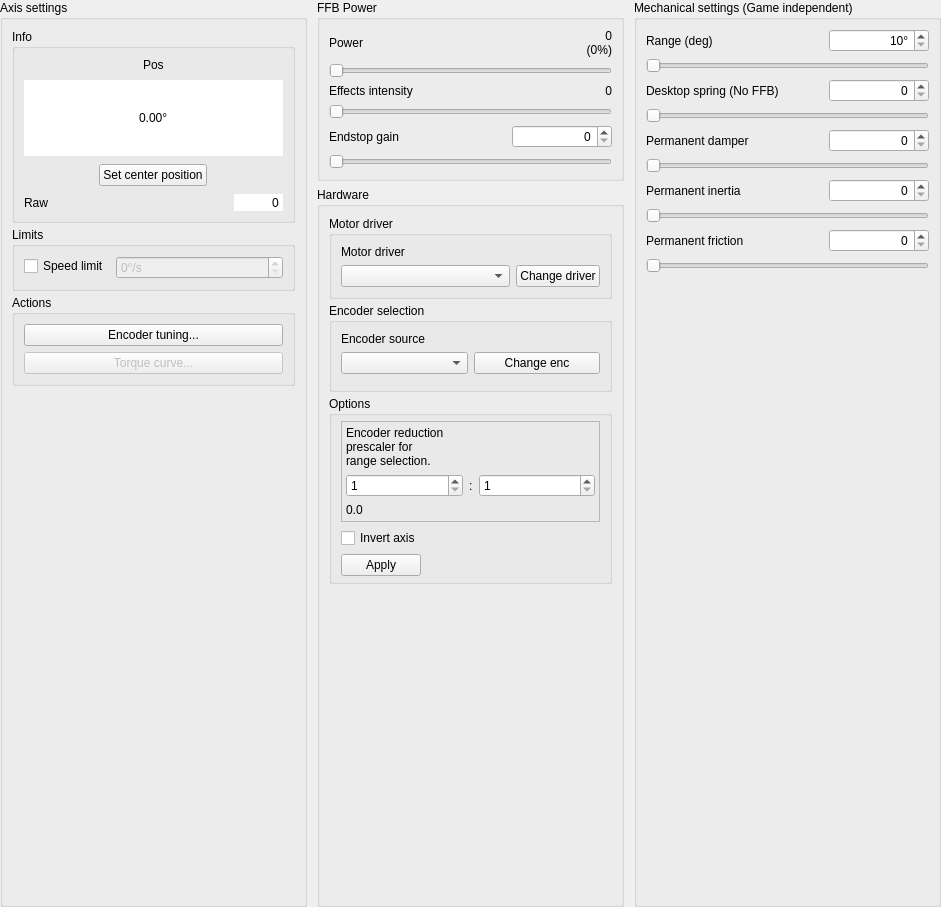
The window that res/axis_ui.ui (guilherme637/OpenFFBoard-configurator-gmc) describes before a commit, drawn with Qt 5.
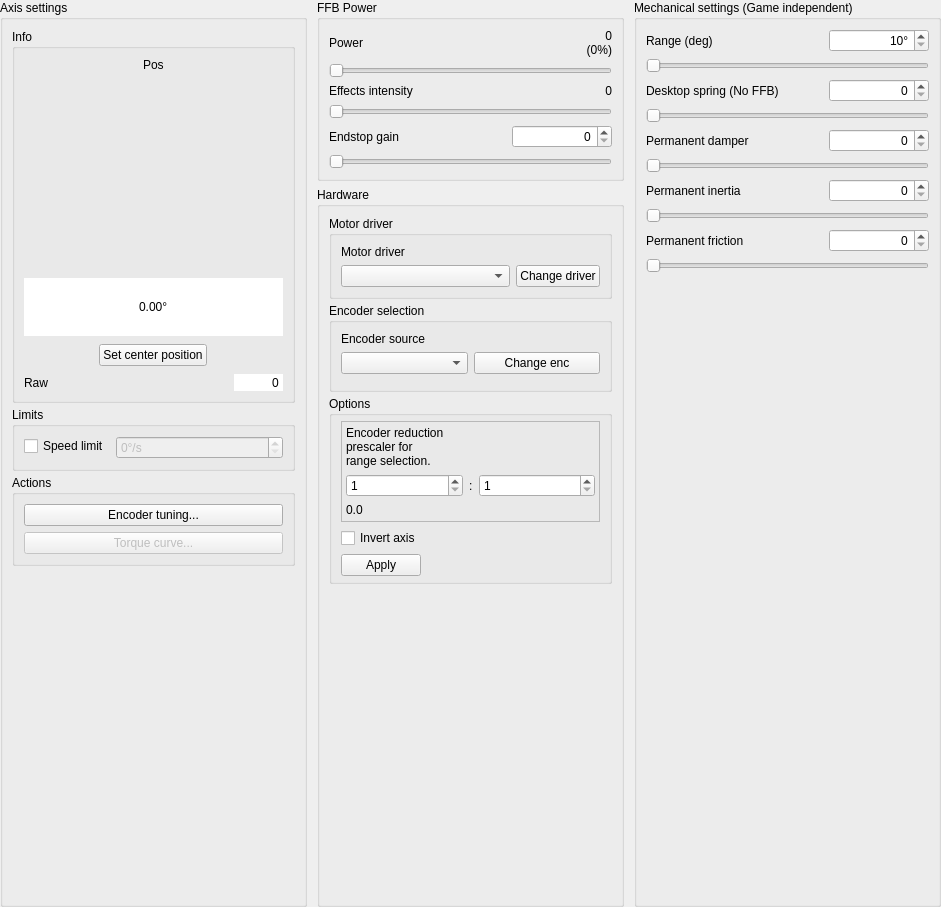
The same window after the commit. Custom widgets are drawn as their Qt base class.

Commit message:
UI: rotating steering wheel picture in the Axis info card (display only)
Reads the existing angle display; optional user photo at res/theme/wheel.png.

Claude-Session: https://claude.ai/code/session_014Hjaexkdrtwe7sH6YQMPcX

```diff
--- a/res/axis_ui.ui
+++ b/res/axis_ui.ui
@@ -55,6 +55,16 @@
           </widget>
          </item>
          <item row="1" column="0" colspan="2">
+          <widget class="SimproWheelView" name="simproWheelView">
+           <property name="minimumSize">
+            <size>
+             <width>150</width>
+             <height>190</height>
+            </size>
+           </property>
+          </widget>
+         </item>
+         <item row="2" column="0" colspan="2">
           <widget class="QDoubleSpinBox" name="doubleSpinBox_curdeg">
            <property name="enabled">
             <bool>true</bool>
@@ -98,7 +108,7 @@
            <property name="minimumSize">
             <size>
              <width>0</width>
-             <height>76</height>
+             <height>58</height>
             </size>
            </property>
            <property name="alignment">
@@ -106,7 +116,7 @@
            </property>
           </widget>
          </item>
-         <item row="2" column="0" colspan="2" alignment="Qt::AlignmentFlag::AlignHCenter">
+         <item row="3" column="0" colspan="2" alignment="Qt::AlignmentFlag::AlignHCenter">
           <widget class="QPushButton" name="pushButton_center">
            <property name="toolTip">
             <string>&lt;html&gt;&lt;head/&gt;&lt;body&gt;&lt;p&gt;Zero the axis (Center)&lt;/p&gt;&lt;/body&gt;&lt;/html&gt;</string>
@@ -119,14 +129,14 @@
            </property>
           </widget>
          </item>
-         <item row="3" column="0">
+         <item row="4" column="0">
           <widget class="QLabel" name="label_11">
            <property name="text">
             <string>Raw</string>
            </property>
           </widget>
          </item>
-         <item row="3" column="1" alignment="Qt::AlignmentFlag::AlignRight|Qt::AlignmentFlag::AlignVCenter">
+         <item row="4" column="1" alignment="Qt::AlignmentFlag::AlignRight|Qt::AlignmentFlag::AlignVCenter">
           <widget class="QSpinBox" name="spinBox_curpos">
            <property name="frame">
             <bool>false</bool>
@@ -972,6 +982,13 @@
    </property>
   </layout>
  </widget>
+ <customwidgets>
+  <customwidget>
+   <class>SimproWheelView</class>
+   <extends>QWidget</extends>
+   <header>simpro_theme</header>
+  </customwidget>
+ </customwidgets>
  <resources />
  <connections>
   <connection>
```
The commit also changes 5 other files.
